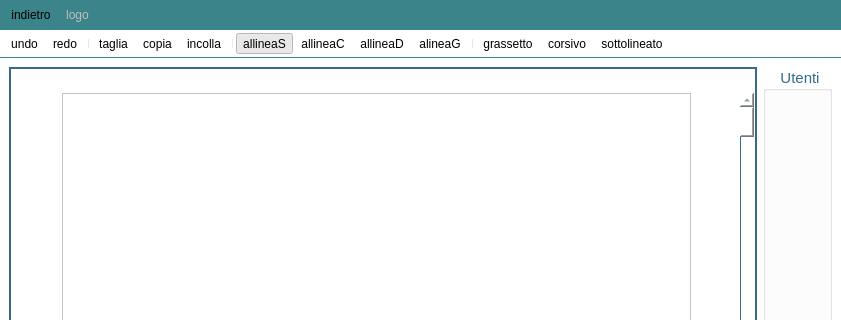
This is Client/editor.ui in MarcoFlo/Google-Drive as Qt 5 draws it before an edit; both pictures show x 0 to 841 and y 0 to 320 of the 841 by 487 pixel window. The edited form follows.
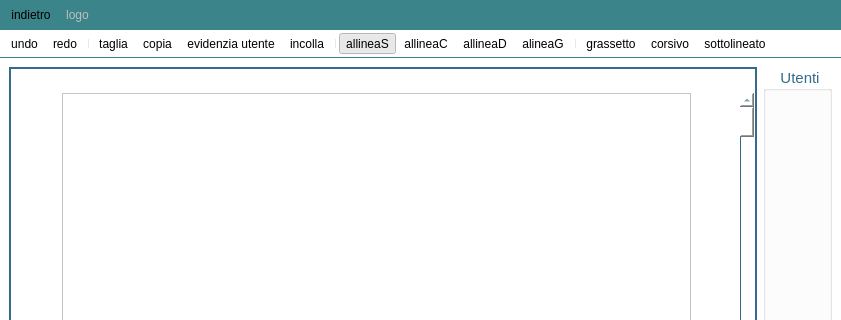
This is the edited form. Icons and pictures are not drawn.

The edit to the form file:
```diff
--- a/Client/editor.ui
+++ b/Client/editor.ui
@@ -329,6 +329,7 @@
    <addaction name="separator"/>
    <addaction name="actiontaglia"/>
    <addaction name="actioncopia"/>
+   <addaction name="actionevidenzia_utente"/>
    <addaction name="actionincolla"/>
    <addaction name="separator"/>
    <addaction name="actionallineaS"/>
@@ -509,6 +510,14 @@
     <string>sottolineato</string>
    </property>
   </action>
+  <action name="actionevidenzia_utente">
+   <property name="checkable">
+    <bool>true</bool>
+   </property>
+   <property name="text">
+    <string>evidenzia utente</string>
+   </property>
+  </action>
  </widget>
  <resources>
   <include location="images.qrc"/>
```
Left out of the diff: 6 changed lines with no effect on the pictures.
